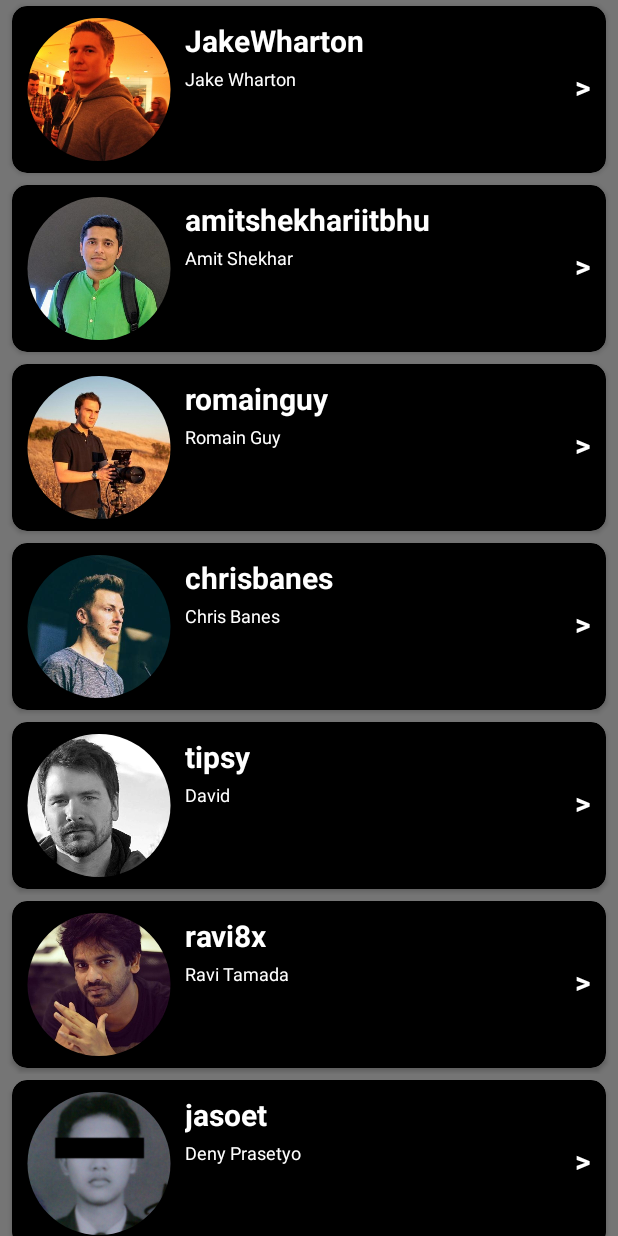
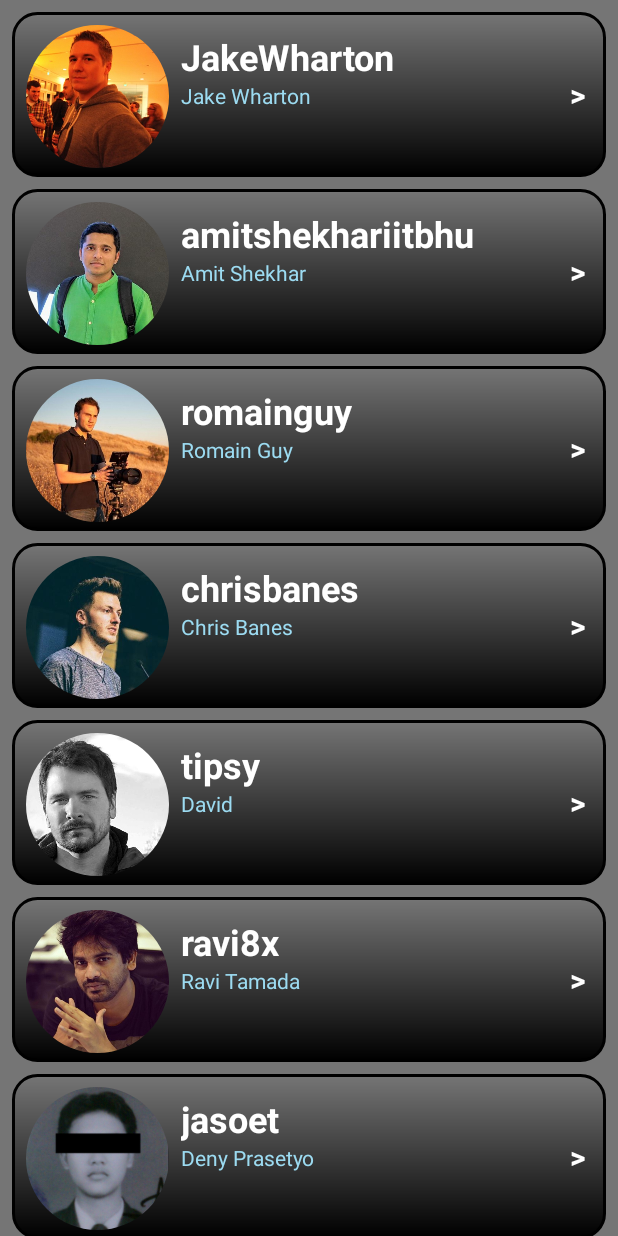
Before and after one commit to bahrianpro/GithubUser, an Android app: the screen it shows after launch (MainActivity), on a phone screen of 412 x 824 dp. Run offline under Robolectric (Android 15) with nearby library versions, the phone set to English and light mode, and no system bars; our stand-ins replace CircleImageView.

Commit message:
perbaikan9

```diff
--- a/app/src/main/res/drawable/boxline.xml
+++ b/app/src/main/res/drawable/boxline.xml
@@ -1,8 +1,8 @@
 <?xml version="1.0" encoding="utf-8"?>
 <shape xmlns:android="http://schemas.android.com/apk/res/android">
     <corners android:radius="16dp"/>
-    <stroke android:color="@color/sky_blue"
+    <stroke android:color="@color/black"
             android:width="2dp" />
-    <gradient android:startColor="@color/sky_blue"
+    <gradient android:startColor="@color/black"
               android:angle="90"/>
 </shape>
--- a/app/src/main/res/layout/activity_detail.xml
+++ b/app/src/main/res/layout/activity_detail.xml
@@ -5,13 +5,13 @@
     android:id="@+id/linearLayout"
     android:layout_width="match_parent"
     android:layout_height="match_parent"
-    android:background="@color/black"
+    android:background="@color/colorSubtitle"
     tools:context=".model.DetailActivity">
 
     <TextView
         android:id="@+id/textView4"
         android:layout_width="300dp"
-        android:layout_height="350dp"
+        android:layout_height="320dp"
         android:background="@drawable/boxline"
         card_view:layout_constraintBottom_toBottomOf="parent"
         card_view:layout_constraintEnd_toEndOf="parent"
@@ -28,7 +28,7 @@
         card_view:layout_constraintEnd_toEndOf="parent"
         card_view:layout_constraintStart_toStartOf="parent"
         card_view:layout_constraintTop_toTopOf="parent"
-        card_view:layout_constraintVertical_bias="0.142"
+        card_view:layout_constraintVertical_bias="0.100000024"
         tools:ignore="ImageContrastCheck"
         tools:src="@tools:sample/avatars" />
 
@@ -39,7 +39,7 @@
         android:layout_marginTop="8dp"
         android:text="@string/username"
         android:textAlignment="center"
-        android:textColor="@color/black"
+        android:textColor="@color/sky_blue"
         android:textSize="12sp"
         card_view:layout_constraintEnd_toEndOf="parent"
         card_view:layout_constraintHorizontal_bias="0.498"
@@ -52,7 +52,7 @@
         android:layout_height="wrap_content"
         android:text="@string/name"
         android:textAlignment="center"
-        android:textColor="@color/black"
+        android:textColor="@color/white"
         android:textSize="20sp"
         android:textStyle="bold"
         card_view:layout_constraintEnd_toEndOf="parent"
@@ -65,7 +65,7 @@
         android:layout_height="wrap_content"
         android:text="@string/company"
         android:textAlignment="center"
-        android:textColor="@color/black"
+        android:textColor="@color/sky_blue"
         android:textSize="12sp"
         card_view:layout_constraintBottom_toBottomOf="parent"
         card_view:layout_constraintEnd_toEndOf="parent"
@@ -79,7 +79,7 @@
         android:layout_height="wrap_content"
         android:text="@string/location"
         android:textAlignment="center"
-        android:textColor="@color/black"
+        android:textColor="@color/sky_blue"
         android:textSize="12sp"
         card_view:layout_constraintEnd_toEndOf="parent"
         card_view:layout_constraintStart_toStartOf="parent"
@@ -92,7 +92,7 @@
         android:layout_marginStart="156dp"
         android:layout_marginTop="44dp"
         android:text="@string/txtrepository"
-        android:textColor="@color/black"
+        android:textColor="@color/tan"
         android:textSize="12sp"
         android:textStyle="bold"
         card_view:layout_constraintStart_toStartOf="parent"
@@ -105,7 +105,7 @@
         android:layout_marginStart="108dp"
         android:layout_marginTop="64dp"
         android:text="@string/txtfollowing"
-        android:textColor="@color/black"
+        android:textColor="@color/tan"
         android:textSize="12sp"
         android:textStyle="bold"
         card_view:layout_constraintStart_toStartOf="parent"
@@ -118,7 +118,7 @@
         android:layout_marginStart="8dp"
         android:layout_marginTop="64dp"
         android:text="@string/following"
-        android:textColor="@color/black"
+        android:textColor="@color/white"
         android:textSize="12sp"
         card_view:layout_constraintStart_toEndOf="@+id/textView2"
         card_view:layout_constraintTop_toBottomOf="@+id/txt_name" />
@@ -130,7 +130,7 @@
         android:layout_marginStart="20dp"
         android:layout_marginTop="64dp"
         android:text="@string/txtfollowers"
-        android:textColor="@color/black"
+        android:textColor="@color/tan"
         android:textSize="12sp"
         android:textStyle="bold"
         card_view:layout_constraintStart_toEndOf="@+id/txt_following"
@@ -143,7 +143,7 @@
         android:layout_marginStart="8dp"
         android:layout_marginTop="64dp"
         android:text="@string/followers"
-        android:textColor="@color/black"
+        android:textColor="@color/white"
         android:textSize="12sp"
         card_view:layout_constraintStart_toEndOf="@+id/textView3"
         card_view:layout_constraintTop_toBottomOf="@+id/txt_name" />
@@ -155,7 +155,7 @@
         android:layout_marginStart="8dp"
         android:layout_marginTop="72dp"
         android:text="@string/repository"
-        android:textColor="@color/black"
+        android:textColor="@color/white"
         android:textSize="12sp"
         card_view:layout_constraintStart_toEndOf="@+id/textView1"
         card_view:layout_constraintTop_toTopOf="@+id/txt_name" />
--- a/app/src/main/res/layout/item_user_list.xml
+++ b/app/src/main/res/layout/item_user_list.xml
@@ -5,68 +5,80 @@
     android:layout_width="match_parent"
     android:layout_height="wrap_content" >
 
-    <androidx.cardview.widget.CardView
-        android:id="@+id/crv_user"
-        android:layout_width="match_parent"
-        android:layout_height="wrap_content"
-        android:layout_gravity="center"
+    <TextView
+        android:id="@+id/boxblack"
+        android:layout_width="0dp"
+        android:layout_height="110dp"
         android:layout_marginStart="8dp"
-        android:layout_marginTop="4dp"
+        android:layout_marginTop="8dp"
         android:layout_marginEnd="8dp"
-        android:layout_marginBottom="4dp"
-        card_view:cardBackgroundColor="@color/black"
-        card_view:cardCornerRadius="10dp"
+        android:background="@drawable/boxline"
         card_view:layout_constraintBottom_toBottomOf="parent"
         card_view:layout_constraintEnd_toEndOf="parent"
         card_view:layout_constraintStart_toStartOf="parent"
-        card_view:layout_constraintTop_toTopOf="parent">
+        card_view:layout_constraintTop_toTopOf="parent"
+        card_view:layout_constraintVertical_bias="0.0" />
 
     <de.hdodenhof.circleimageview.CircleImageView
         android:id="@+id/img_avatar"
-            android:layout_width="100dp"
+        android:layout_width="0dp"
         android:layout_height="95dp"
-            android:layout_marginStart="8dp"
-            android:layout_marginTop="8dp"
-            android:layout_marginBottom="8dp"
+        card_view:layout_constraintBottom_toBottomOf="@+id/boxblack"
+        card_view:layout_constraintDimensionRatio="w,1:1"
+        card_view:layout_constraintEnd_toEndOf="@+id/boxblack"
+        card_view:layout_constraintHorizontal_bias="0.03"
+        card_view:layout_constraintStart_toStartOf="@+id/boxblack"
+        card_view:layout_constraintTop_toTopOf="@+id/boxblack"
+        card_view:layout_constraintVertical_bias="0.6"
         tools:ignore="ImageContrastCheck"
         tools:src="@tools:sample/avatars" />
 
     <TextView
         android:id="@+id/txt_username"
-            android:layout_width="match_parent"
+        android:layout_width="0dp"
         android:layout_height="wrap_content"
-            android:layout_marginStart="115dp"
-            android:layout_marginTop="9dp"
-            android:layout_marginEnd="15dp"
+        android:layout_marginStart="8dp"
+        android:layout_marginEnd="8dp"
         android:text="@string/username"
         android:textColor="@color/white"
-            android:textSize="20sp"
-            android:textStyle="bold" />
+        android:textSize="24sp"
+        android:textStyle="bold"
+        card_view:layout_constraintBottom_toBottomOf="@+id/boxblack"
+        card_view:layout_constraintEnd_toEndOf="@+id/boxblack"
+        card_view:layout_constraintStart_toEndOf="@+id/img_avatar"
+        card_view:layout_constraintTop_toTopOf="@+id/boxblack"
+        card_view:layout_constraintVertical_bias="0.17000002" />
 
     <TextView
         android:id="@+id/txt_name"
-            android:layout_width="match_parent"
+        android:layout_width="0dp"
         android:layout_height="wrap_content"
-            android:layout_marginStart="115dp"
-            android:layout_marginTop="40dp"
-            android:layout_marginEnd="15dp"
+        android:layout_marginStart="8dp"
+        android:layout_marginEnd="8dp"
         android:text="@string/name"
-            android:textColor="@color/white"
-            android:textSize="12sp" />
+        android:textColor="@color/sky_blue"
+        android:textSize="14sp"
+        card_view:layout_constraintBottom_toBottomOf="@+id/boxblack"
+        card_view:layout_constraintEnd_toEndOf="@+id/boxblack"
+        card_view:layout_constraintStart_toEndOf="@+id/img_avatar"
+        card_view:layout_constraintTop_toBottomOf="@+id/txt_username"
+        card_view:layout_constraintVertical_bias="0.0" />
 
     <TextView
-            android:layout_width="match_parent"
-            android:layout_height="match_parent"
-            android:layout_marginStart="115dp"
-            android:layout_marginTop="40dp"
-            android:layout_marginEnd="10dp"
-            android:layout_marginBottom="9dp"
+        android:id="@+id/textView5"
+        android:layout_width="wrap_content"
+        android:layout_height="wrap_content"
+        android:layout_marginStart="8dp"
+        android:layout_marginEnd="8dp"
         android:text=">"
         android:textAlignment="textEnd"
         android:textColor="@color/white"
         android:textSize="20sp"
-            android:textStyle="bold" />
-
-    </androidx.cardview.widget.CardView>
+        android:textStyle="bold"
+        card_view:layout_constraintBottom_toBottomOf="@+id/boxblack"
+        card_view:layout_constraintEnd_toEndOf="@+id/boxblack"
+        card_view:layout_constraintHorizontal_bias="0.98"
+        card_view:layout_constraintStart_toEndOf="@+id/img_avatar"
+        card_view:layout_constraintTop_toTopOf="@+id/boxblack" />
 
 </androidx.constraintlayout.widget.ConstraintLayout>
```
Lines whose indentation alone changed are shown as unchanged.
